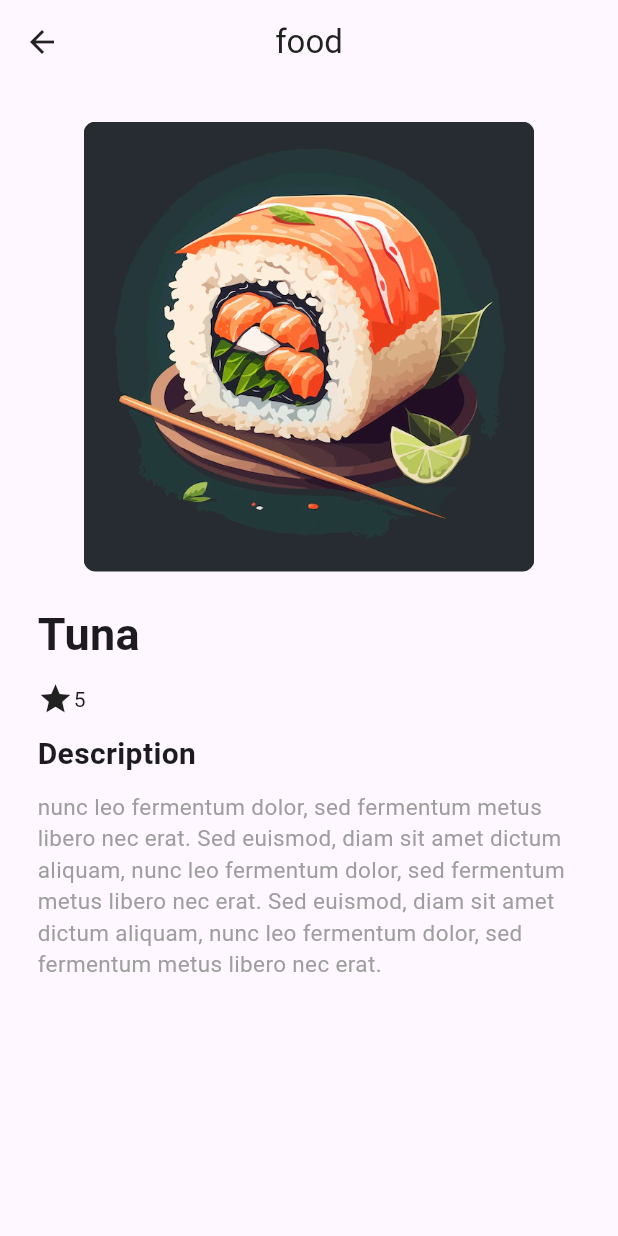
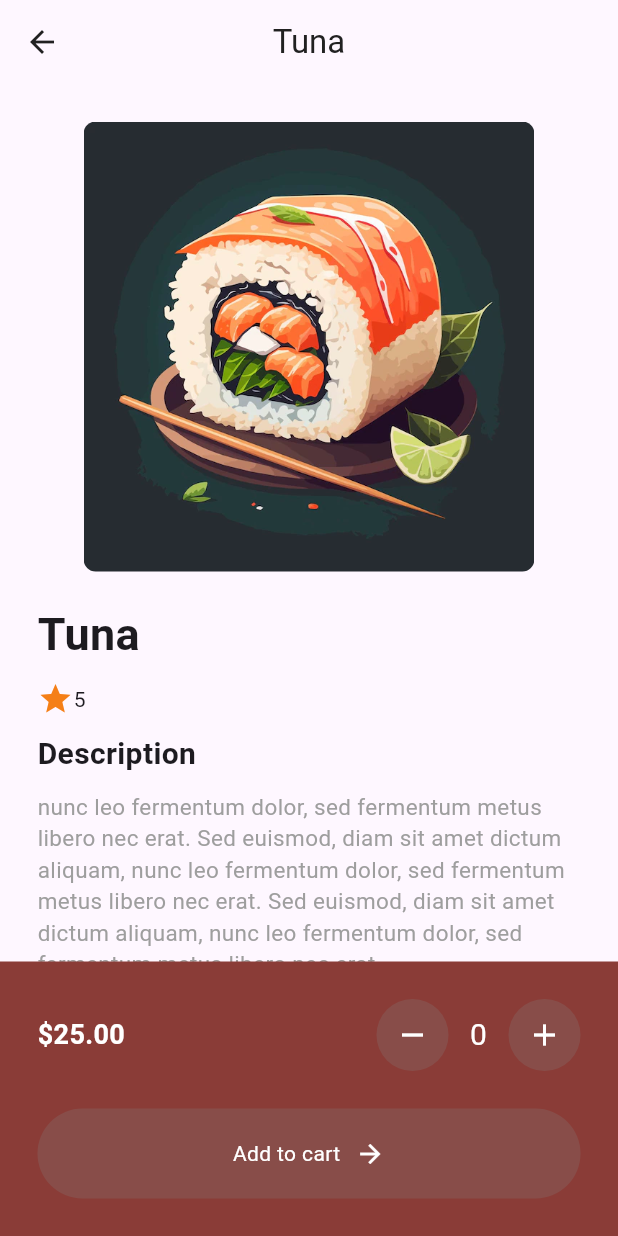
Before and after one commit to DinhTrungQuy/sushiapp, a Flutter app: the MenuPage screen opened by its route, after a tap on "Tuna", on a phone screen of 412 x 824 dp. Run offline on Flutter 3.47's test engine with Material 3 defaults, Android fonts, the phone set to English and light mode, and no system bars; our stand-ins replace google_fonts.

Commit message:
Complete Project

```diff
--- a/lib/component/button.dart
+++ b/lib/component/button.dart
@@ -1,4 +1,5 @@
 import 'package:flutter/material.dart';
+import 'package:sushiapp/theme/colors.dart';
 
 class MyButton extends StatelessWidget {
   final String text;
@@ -12,7 +13,7 @@ class MyButton extends StatelessWidget {
       child: Container(
         padding: const EdgeInsets.all(20.0),
         decoration: BoxDecoration(
-          color: const Color.fromARGB(212, 135, 81, 77),
+          color: secondaryColor,
           borderRadius: BorderRadius.circular(40),
         ),
         child: Row(
--- a/lib/component/food_tile.dart
+++ b/lib/component/food_tile.dart
@@ -42,7 +42,7 @@ class FoodTile extends StatelessWidget {
                 mainAxisAlignment: MainAxisAlignment.spaceBetween,
                 children: [
                   Text(
-                    '\$${food.prince}',
+                    '\$${food.price}',
                     style: TextStyle(
                       fontWeight: FontWeight.bold,
                       fontSize: 20,
--- /dev/null
+++ b/lib/model/cart.dart
@@ -0,0 +1,41 @@
+import 'package:flutter/material.dart';
+import 'package:sushiapp/model/food.dart';
+
+class ShoppingCart extends ChangeNotifier {
+  final List<Food> _foodMenu = [
+    Food(
+      name: 'Salmon Sushi',
+      price: '21.00',
+      imagePath: 'assets/images/1.webp',
+      rating: '4.5',
+    ),
+    Food(
+      name: 'Tuna',
+      price: '25.00',
+      imagePath: 'assets/images/2.webp',
+      rating: '5',
+    ),
+    Food(
+      name: 'Kimbap',
+      price: '30.00',
+      imagePath: 'assets/images/3.jpg',
+      rating: '4',
+    ),
+  ];
+
+  final List<Food> _customerCart = [];
+
+  List<Food> get foodMenu => _foodMenu;
+  List<Food> get customerCart => _customerCart;
+  void addToCart(Food foodItem, int quantity) {
+    for (int i = 0; i < quantity; i++) {
+      _customerCart.add(foodItem);
+    }
+    notifyListeners();
+  }
+
+  void removeFromCart(Food food) {
+    _customerCart.remove(food);
+    notifyListeners();
+  }
+}
--- a/lib/model/food.dart
+++ b/lib/model/food.dart
@@ -1,12 +1,12 @@
 // ignore_for_file: public_member_api_docs, sort_constructors_first
 class Food {
   String name;
-  String prince;
+  String price;
   String imagePath;
   String rating;
   Food({
     required this.name,
-    required this.prince,
+    required this.price,
     required this.imagePath,
     required this.rating,
   });
--- a/lib/pages/food_details_page.dart
+++ b/lib/pages/food_details_page.dart
@@ -1,7 +1,11 @@
 // ignore_for_file: public_member_api_docs, sort_constructors_first
 import 'package:flutter/material.dart';
+import 'package:provider/provider.dart';
+import 'package:sushiapp/component/button.dart';
+import 'package:sushiapp/model/cart.dart';
 
 import 'package:sushiapp/model/food.dart';
+import 'package:sushiapp/theme/colors.dart';
 
 class FoodDetailPage extends StatefulWidget {
   final Food food;
@@ -15,6 +19,51 @@ class FoodDetailPage extends StatefulWidget {
 }
 
 class _FoodDetailPageState extends State<FoodDetailPage> {
+  int quantityCount = 0;
+  void decrementQuantity() {
+    setState(() {
+      if (quantityCount == 0) {
+        return;
+      }
+      quantityCount--;
+    });
+  }
+
+  void incrementQuantity() {
+    setState(() {
+      quantityCount++;
+    });
+  }
+
+  void addToCart() {
+    if (quantityCount > 0) {
+      final shop = context.read<ShoppingCart>();
+      shop.addToCart(widget.food, quantityCount);
+      showDialog(
+          context: context,
+          builder: (context) => AlertDialog(
+                content: const Text(
+                  'Successfully added to cart',
+                  style: TextStyle(color: Colors.white, fontSize: 20),
+                  textAlign: TextAlign.center,
+                ),
+                backgroundColor: primaryColor,
+                actions: [
+                  TextButton(
+                    onPressed: () {
+                      Navigator.pop(context);
+                      Navigator.pop(context);
+                    },
+                    child: const Text(
+                      'OK',
+                      style: TextStyle(color: Colors.white, fontSize: 20),
+                    ),
+                  ),
+                ],
+              ));
+    }
+  }
+
   @override
   Widget build(BuildContext context) {
     return Scaffold(
@@ -22,13 +71,17 @@ class _FoodDetailPageState extends State<FoodDetailPage> {
         backgroundColor: Colors.transparent,
         foregroundColor: Colors.grey[900],
         elevation: 0,
-        title: const Text('food'),
+        title: Text(widget.food.name),
         centerTitle: true,
       ),
-      body: Padding(
-        padding: const EdgeInsets.all(25.0),
-        child: Column(
+      body: Column(
         crossAxisAlignment: CrossAxisAlignment.start,
+        children: [
+          Expanded(
+            child: Padding(
+              padding:
+                  const EdgeInsets.only(left: 25.0, right: 25.0, top: 25.0),
+              child: ListView(
                 children: [
                   Row(
                     mainAxisAlignment: MainAxisAlignment.center,
@@ -57,7 +110,10 @@ class _FoodDetailPageState extends State<FoodDetailPage> {
                   ),
                   Row(
                     children: [
-                const Icon(Icons.star),
+                      Icon(
+                        Icons.star,
+                        color: Colors.yellow[900],
+                      ),
                       Text(widget.food.rating),
                     ],
                   ),
@@ -85,18 +141,85 @@ class _FoodDetailPageState extends State<FoodDetailPage> {
                       color: Colors.grey,
                     ),
                   ),
-            const SizedBox(
-              height: 20,
-            ),
-            // Container(
-            //   decoration: BoxDecoration(
-            //     color: Colors.grey[100],
-            //     borderRadius: BorderRadius.circular(20),
-            //   ),
-            //   child: Text('\$${widget.food.prince}'),
-            // )
                 ],
               ),
+            ),
+          ),
+          Container(
+            decoration: const BoxDecoration(
+              color: primaryColor,
+            ),
+            child: Padding(
+              padding: const EdgeInsets.all(25.0),
+              child: Column(
+                children: [
+                  Row(
+                    mainAxisAlignment: MainAxisAlignment.spaceBetween,
+                    children: [
+                      Text(
+                        '\$${widget.food.price}',
+                        style: const TextStyle(
+                          color: Colors.white,
+                          fontWeight: FontWeight.bold,
+                          fontSize: 18,
+                        ),
+                      ),
+                      Row(
+                        children: [
+                          Container(
+                            decoration: const BoxDecoration(
+                              color: secondaryColor,
+                              shape: BoxShape.circle,
+                            ),
+                            child: IconButton(
+                              icon: const Icon(
+                                Icons.remove,
+                                color: Colors.white,
+                              ),
+                              onPressed: decrementQuantity,
+                            ),
+                          ),
+                          SizedBox(
+                            width: 40,
+                            child: Center(
+                              child: Text(
+                                quantityCount.toString(),
+                                style: const TextStyle(
+                                  color: Colors.white,
+                                  fontSize: 20,
+                                ),
+                              ),
+                            ),
+                          ),
+                          Container(
+                            decoration: const BoxDecoration(
+                              color: secondaryColor,
+                              shape: BoxShape.circle,
+                            ),
+                            child: IconButton(
+                              icon: const Icon(
+                                Icons.add,
+                                color: Colors.white,
+                              ),
+                              onPressed: incrementQuantity,
+                            ),
+                          ),
+                        ],
+                      ),
+                    ],
+                  ),
+                  const SizedBox(
+                    height: 25,
+                  ),
+                  MyButton(
+                    text: 'Add to cart',
+                    onTap: addToCart,
+                  ),
+                ],
+              ),
+            ),
+          ),
+        ],
       ),
     );
   }
--- a/lib/pages/menu_page.dart
+++ b/lib/pages/menu_page.dart
@@ -1,9 +1,11 @@
 import 'package:flutter/material.dart';
 import 'package:google_fonts/google_fonts.dart';
+import 'package:provider/provider.dart';
 import 'package:sushiapp/component/button.dart';
 import 'package:sushiapp/component/food_tile.dart';
-import 'package:sushiapp/model/food.dart';
+import 'package:sushiapp/model/cart.dart';
 import 'package:sushiapp/pages/food_details_page.dart';
+import 'package:sushiapp/theme/colors.dart';
 
 class MenuPage extends StatefulWidget {
   const MenuPage({super.key});
@@ -13,27 +15,9 @@ class MenuPage extends StatefulWidget {
 }
 
 class _MenuPageState extends State<MenuPage> {
-  final List foodMenu = [
-    Food(
-      name: 'Salmon Sushi',
-      prince: '21.00',
-      imagePath: 'assets/images/1.webp',
-      rating: '4.5',
-    ),
-    Food(
-      name: 'Tuna',
-      prince: '25.00',
-      imagePath: 'assets/images/2.webp',
-      rating: '5',
-    ),
-    Food(
-      name: 'Kimbap',
-      prince: '30.00',
-      imagePath: 'assets/images/3.jpg',
-      rating: '4',
-    ),
-  ];
   void navigateToFoodDetail(int index) {
+    final shop = context.read<ShoppingCart>();
+    final foodMenu = shop.foodMenu;
     Navigator.push(
         context,
         MaterialPageRoute(
@@ -42,6 +26,8 @@ class _MenuPageState extends State<MenuPage> {
 
   @override
   Widget build(BuildContext context) {
+    final shop = context.read<ShoppingCart>();
+    final foodMenu = shop.foodMenu;
     return Scaffold(
       backgroundColor: Colors.grey[300],
       appBar: AppBar(
@@ -53,13 +39,20 @@ class _MenuPageState extends State<MenuPage> {
           Icons.menu,
           color: Colors.grey[900],
         ),
+        actions: [
+          IconButton(
+              onPressed: () {
+                Navigator.pushNamed(context, '/cartpage');
+              },
+              icon: const Icon(Icons.shopping_cart))
+        ],
       ),
       body: Column(
         crossAxisAlignment: CrossAxisAlignment.start,
         children: [
           Container(
             decoration: BoxDecoration(
-              color: const Color.fromARGB(255, 138, 60, 55),
+              color: primaryColor,
               borderRadius: BorderRadius.circular(20),
             ),
             padding: const EdgeInsets.symmetric(horizontal: 25, vertical: 25),
--- /dev/null
+++ b/lib/theme/colors.dart
@@ -0,0 +1,4 @@
+import 'package:flutter/material.dart';
+
+const primaryColor = Color.fromARGB(255, 138, 60, 55);
+const secondaryColor = Color.fromARGB(212, 135, 81, 77);
--- a/pubspec.yaml
+++ b/pubspec.yaml
@@ -35,6 +35,7 @@ dependencies:
   # Use with the CupertinoIcons class for iOS style icons.
   cupertino_icons: ^1.0.2
   google_fonts: ^6.1.0
+  provider: ^6.1.1
 
 dev_dependencies:
   flutter_test:
```
Also changed, not shown: lib/main.dart (+9 -2 lines), lib/pages/cart_page.dart (added, +72 -0 lines), pubspec.lock. Lines whose indentation alone changed are shown as unchanged.
